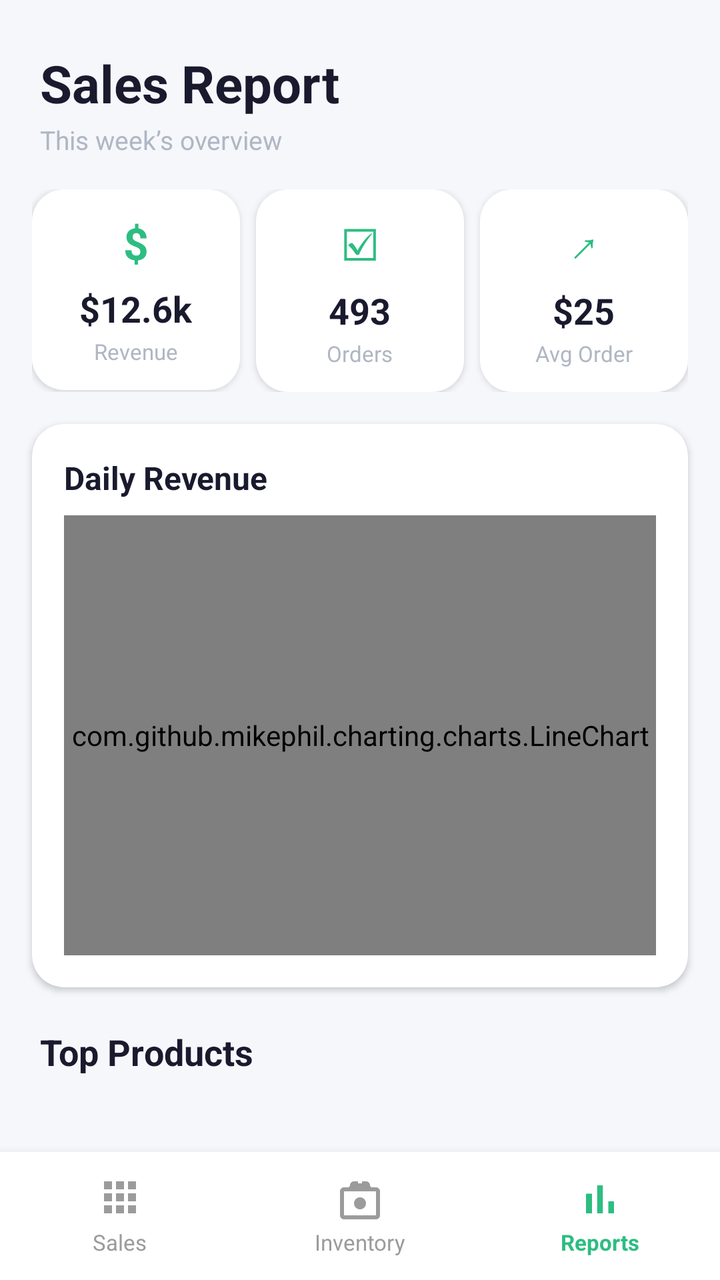
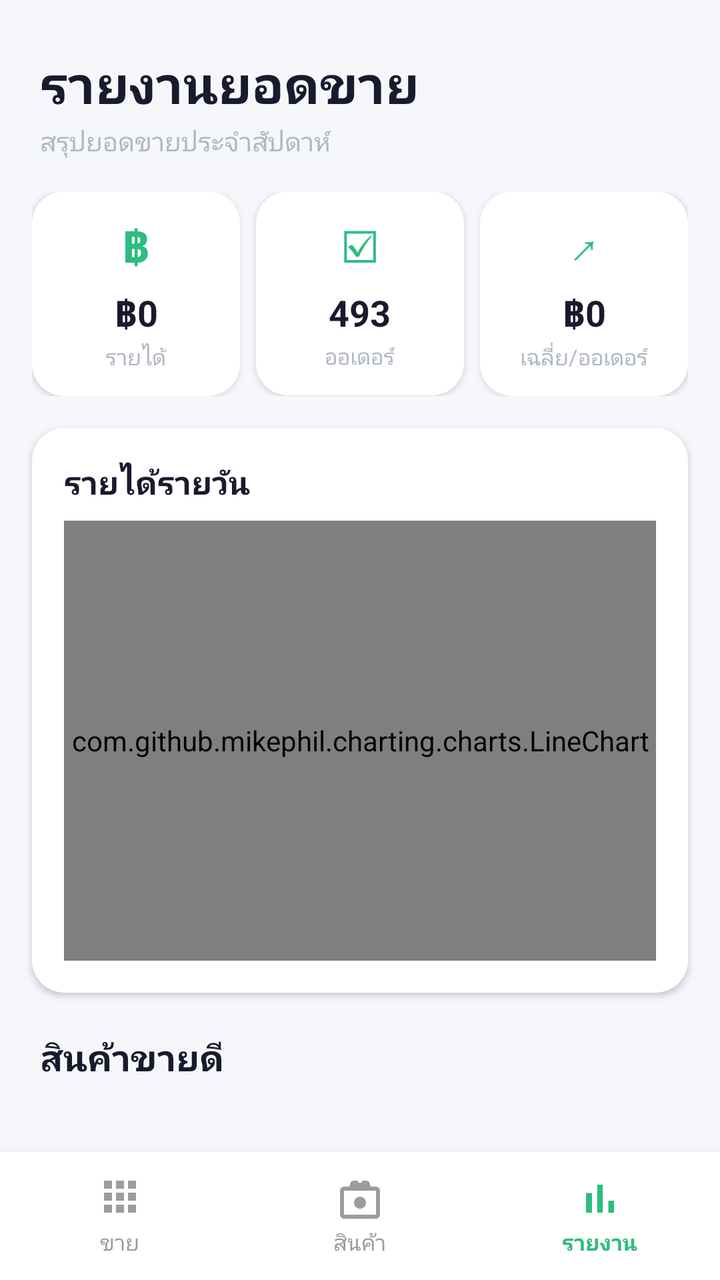

Compare the two renders of this Android layout. The source of the first and the diff that turns it into the second are given below.
<!-- AndroidManifest.xml: application theme Theme.POS -->
<!-- res/layout/fragment_reports.xml -->
<?xml version="1.0" encoding="utf-8"?>
<androidx.constraintlayout.widget.ConstraintLayout
    xmlns:android="http://schemas.android.com/apk/res/android"
    xmlns:app="http://schemas.android.com/apk/res-auto"
    android:layout_width="match_parent"
    android:layout_height="match_parent"
    android:background="@color/bg_screen">

    
    <LinearLayout
        android:id="@+id/bottomNavBar"
        android:layout_width="0dp"
        android:layout_height="64dp"
        android:background="@android:color/white"
        android:orientation="horizontal"
        android:elevation="8dp"
        app:layout_constraintBottom_toBottomOf="parent"
        app:layout_constraintEnd_toEndOf="parent"
        app:layout_constraintStart_toStartOf="parent">

        
        <LinearLayout
            android:id="@+id/tabSales"
            android:layout_width="0dp"
            android:layout_height="match_parent"
            android:layout_weight="1"
            android:gravity="center"
            android:orientation="vertical"
            android:padding="4dp"
            android:clickable="true"
            android:focusable="true">
            <FrameLayout
                android:layout_width="wrap_content"
                android:layout_height="wrap_content">
                <ImageView
                    android:layout_width="24dp"
                    android:layout_height="24dp"
                    android:src="@drawable/ic_sales"
                    app:tint="@color/text_gray" />
                <TextView
                    android:id="@+id/badgeSales"
                    android:layout_width="16dp"
                    android:layout_height="16dp"
                    android:background="@drawable/bg_circle_green"
                    android:gravity="center"
                    android:text="0"
                    android:textColor="@android:color/white"
                    android:textSize="9sp"
                    android:textStyle="bold"
                    android:layout_gravity="top|end"
                    android:layout_marginStart="12dp"
                    android:visibility="gone" />
            </FrameLayout>
            <TextView
                android:layout_width="wrap_content"
                android:layout_height="wrap_content"
                android:text="Sales"
                android:textColor="@color/text_gray"
                android:textSize="11sp"
                android:layout_marginTop="2dp" />
        </LinearLayout>

        
        <LinearLayout
            android:id="@+id/tabInventory"
            android:layout_width="0dp"
            android:layout_height="match_parent"
            android:layout_weight="1"
            android:gravity="center"
            android:orientation="vertical"
            android:padding="4dp"
            android:clickable="true"
            android:focusable="true">
            <ImageView
                android:layout_width="24dp"
                android:layout_height="24dp"
                android:src="@drawable/ic_inventory"
                app:tint="@color/text_gray" />
            <TextView
                android:layout_width="wrap_content"
                android:layout_height="wrap_content"
                android:text="Inventory"
                android:textColor="@color/text_gray"
                android:textSize="11sp"
                android:layout_marginTop="2dp" />
        </LinearLayout>

        
        <LinearLayout
            android:id="@+id/tabReports"
            android:layout_width="0dp"
            android:layout_height="match_parent"
            android:layout_weight="1"
            android:gravity="center"
            android:orientation="vertical"
            android:padding="4dp"
            android:clickable="true"
            android:focusable="true">
            <ImageView
                android:layout_width="24dp"
                android:layout_height="24dp"
                android:src="@drawable/ic_reports"
                app:tint="@color/green_primary" />
            <TextView
                android:layout_width="wrap_content"
                android:layout_height="wrap_content"
                android:text="Reports"
                android:textColor="@color/green_primary"
                android:textSize="11sp"
                android:textStyle="bold"
                android:layout_marginTop="2dp" />
        </LinearLayout>
    </LinearLayout>

    
    <androidx.core.widget.NestedScrollView
        android:layout_width="0dp"
        android:layout_height="0dp"
        app:layout_constraintTop_toTopOf="parent"
        app:layout_constraintBottom_toTopOf="@id/bottomNavBar"
        app:layout_constraintStart_toStartOf="parent"
        app:layout_constraintEnd_toEndOf="parent">

        <LinearLayout
            android:layout_width="match_parent"
            android:layout_height="wrap_content"
            android:orientation="vertical"
            android:paddingBottom="16dp">

            
            <LinearLayout
                android:layout_width="match_parent"
                android:layout_height="wrap_content"
                android:orientation="vertical"
                android:paddingStart="20dp"
                android:paddingEnd="20dp"
                android:paddingTop="24dp"
                android:paddingBottom="16dp">

                <TextView
                    android:layout_width="wrap_content"
                    android:layout_height="wrap_content"
                    android:text="Sales Report"
                    android:textColor="@color/text_title"
                    android:textSize="26sp"
                    android:textStyle="bold" />

                <TextView
                    android:layout_width="wrap_content"
                    android:layout_height="wrap_content"
                    android:text="This week&#x2019;s overview"
                    android:textColor="@color/text_subtitle"
                    android:textSize="13sp"
                    android:layout_marginTop="2dp" />
            </LinearLayout>

            
            <LinearLayout
                android:layout_width="match_parent"
                android:layout_height="wrap_content"
                android:orientation="horizontal"
                android:paddingStart="16dp"
                android:paddingEnd="16dp"
                android:paddingBottom="16dp"
                android:weightSum="3">

                
                <LinearLayout
                    android:layout_width="0dp"
                    android:layout_height="wrap_content"
                    android:layout_weight="1"
                    android:layout_marginEnd="8dp"
                    android:background="@drawable/bg_card_white"
                    android:elevation="2dp"
                    android:gravity="center"
                    android:orientation="vertical"
                    android:padding="12dp">

                    <TextView
                        android:layout_width="wrap_content"
                        android:layout_height="wrap_content"
                        android:text="$"
                        android:textColor="@color/green_primary"
                        android:textSize="22sp"
                        android:textStyle="bold" />

                    <TextView
                        android:id="@+id/tvRevenue"
                        android:layout_width="wrap_content"
                        android:layout_height="wrap_content"
                        android:text="$12.6k"
                        android:textColor="@color/text_title"
                        android:textSize="18sp"
                        android:textStyle="bold"
                        android:layout_marginTop="6dp" />

                    <TextView
                        android:layout_width="wrap_content"
                        android:layout_height="wrap_content"
                        android:text="Revenue"
                        android:textColor="@color/text_subtitle"
                        android:textSize="11sp"
                        android:layout_marginTop="2dp" />
                </LinearLayout>

                
                <LinearLayout
                    android:layout_width="0dp"
                    android:layout_height="wrap_content"
                    android:layout_weight="1"
                    android:layout_marginEnd="8dp"
                    android:background="@drawable/bg_card_white"
                    android:elevation="2dp"
                    android:gravity="center"
                    android:orientation="vertical"
                    android:padding="12dp">

                    <TextView
                        android:layout_width="wrap_content"
                        android:layout_height="wrap_content"
                        android:text="&#x2611;"
                        android:textColor="@color/green_primary"
                        android:textSize="22sp" />

                    <TextView
                        android:id="@+id/tvOrders"
                        android:layout_width="wrap_content"
                        android:layout_height="wrap_content"
                        android:text="493"
                        android:textColor="@color/text_title"
                        android:textSize="18sp"
                        android:textStyle="bold"
                        android:layout_marginTop="6dp" />

                    <TextView
                        android:layout_width="wrap_content"
                        android:layout_height="wrap_content"
                        android:text="Orders"
                        android:textColor="@color/text_subtitle"
                        android:textSize="11sp"
                        android:layout_marginTop="2dp" />
                </LinearLayout>

                
                <LinearLayout
                    android:layout_width="0dp"
                    android:layout_height="wrap_content"
                    android:layout_weight="1"
                    android:background="@drawable/bg_card_white"
                    android:elevation="2dp"
                    android:gravity="center"
                    android:orientation="vertical"
                    android:padding="12dp">

                    <TextView
                        android:layout_width="wrap_content"
                        android:layout_height="wrap_content"
                        android:text="&#x2197;"
                        android:textColor="@color/green_primary"
                        android:textSize="22sp" />

                    <TextView
                        android:id="@+id/tvAvgOrder"
                        android:layout_width="wrap_content"
                        android:layout_height="wrap_content"
                        android:text="$25"
                        android:textColor="@color/text_title"
                        android:textSize="18sp"
                        android:textStyle="bold"
                        android:layout_marginTop="6dp" />

                    <TextView
                        android:layout_width="wrap_content"
                        android:layout_height="wrap_content"
                        android:text="Avg Order"
                        android:textColor="@color/text_subtitle"
                        android:textSize="11sp"
                        android:layout_marginTop="2dp" />
                </LinearLayout>
            </LinearLayout>

            
            <androidx.cardview.widget.CardView
                android:layout_width="match_parent"
                android:layout_height="wrap_content"
                android:layout_marginStart="16dp"
                android:layout_marginEnd="16dp"
                android:layout_marginBottom="20dp"
                app:cardBackgroundColor="@android:color/white"
                app:cardCornerRadius="16dp"
                app:cardElevation="2dp">

                <LinearLayout
                    android:layout_width="match_parent"
                    android:layout_height="wrap_content"
                    android:orientation="vertical"
                    android:padding="16dp">

                    <TextView
                        android:layout_width="wrap_content"
                        android:layout_height="wrap_content"
                        android:text="Daily Revenue"
                        android:textColor="@color/text_title"
                        android:textSize="16sp"
                        android:textStyle="bold"
                        android:layout_marginBottom="8dp" />

                    <com.github.mikephil.charting.charts.LineChart
                        android:id="@+id/lineChart"
                        android:layout_width="match_parent"
                        android:layout_height="220dp" />
                </LinearLayout>
            </androidx.cardview.widget.CardView>

            
            <TextView
                android:layout_width="wrap_content"
                android:layout_height="wrap_content"
                android:paddingStart="20dp"
                android:paddingEnd="20dp"
                android:paddingBottom="12dp"
                android:text="Top Products"
                android:textColor="@color/text_title"
                android:textSize="18sp"
                android:textStyle="bold" />

            
            <androidx.recyclerview.widget.RecyclerView
                android:id="@+id/rvTopProducts"
                android:layout_width="match_parent"
                android:layout_height="wrap_content"
                android:nestedScrollingEnabled="false" />

        </LinearLayout>
    </androidx.core.widget.NestedScrollView>

</androidx.constraintlayout.widget.ConstraintLayout>
<!-- resources referenced by this layout -->
<resources>
  <color name="bg_screen">#F5F7FB</color>
  <color name="green_primary">#2DBD81</color>
  <color name="text_gray">#9B9B9B</color>
  <color name="text_subtitle">#B0B7C3</color>
  <color name="text_title">#1A1A2E</color>
  <!-- drawable bg_card_white (drawable) -->
  <?xml version="1.0" encoding="utf-8"?>
  <shape xmlns:android="http://schemas.android.com/apk/res/android"
      android:shape="rectangle">
      <solid android:color="@android:color/white" />
      <corners android:radius="16dp" />
  </shape>
  <!-- drawable bg_circle_green (drawable) -->
  <?xml version="1.0" encoding="utf-8"?>
  <shape xmlns:android="http://schemas.android.com/apk/res/android"
      android:shape="oval">
      <solid android:color="@color/green_primary" />
  </shape>
  <!-- drawable ic_inventory (drawable) -->
  <?xml version="1.0" encoding="utf-8"?>
  <vector xmlns:android="http://schemas.android.com/apk/res/android"
      android:width="24dp"
      android:height="24dp"
      android:viewportWidth="24"
      android:viewportHeight="24">
      <path
          android:fillColor="#555555"
          android:pathData="M20,6h-2.18C17.4,5.84 17,5.45 17,5c0,-1.1 -0.9,-2 -2,-2h-6c-1.1,0 -2,0.9 -2,2 0,0.45 -0.4,0.84 -0.82,1H4C2.9,6 2,6.9 2,8v12c0,1.1 0.9,2 2,2h16c1.1,0 2,-0.9 2,-2V8C22,6.9 21.1,6 20,6zM12,3h1v1h-2V3H12zM20,20H4V8h16V20zm-8,-9c-1.66,0 -3,1.34 -3,3s1.34,3 3,3 3,-1.34 3,-3 -1.34,-3 -3,-3z" />
  </vector>
  <!-- drawable ic_reports (drawable) -->
  <?xml version="1.0" encoding="utf-8"?>
  <vector xmlns:android="http://schemas.android.com/apk/res/android"
      android:width="24dp"
      android:height="24dp"
      android:viewportWidth="24"
      android:viewportHeight="24">
      <path
          android:fillColor="#555555"
          android:pathData="M5,9.2h3V19H5zM10.6,5h2.8v14h-2.8zM16.2,13H19v6h-2.8z" />
  </vector>
  <!-- drawable ic_sales (drawable) -->
  <?xml version="1.0" encoding="utf-8"?>
  <vector xmlns:android="http://schemas.android.com/apk/res/android"
      android:width="24dp"
      android:height="24dp"
      android:viewportWidth="24"
      android:viewportHeight="24">
      <path
          android:fillColor="#555555"
          android:pathData="M4,3h4v4H4V3zM10,3h4v4h-4V3zM16,3h4v4h-4V3zM4,9h4v4H4V9zM10,9h4v4h-4V9zM16,9h4v4h-4V9zM4,15h4v4H4v-4zM10,15h4v4h-4v-4zM16,15h4v4h-4v-4z" />
  </vector>
  <style name="Theme.POS" parent="Theme.MaterialComponents.DayNight.DarkActionBar">
          
          <item name="colorPrimary">@color/purple_500</item>
          <item name="colorPrimaryVariant">@color/purple_700</item>
          <item name="colorOnPrimary">@color/white</item>
          
          <item name="colorSecondary">@color/teal_200</item>
          <item name="colorSecondaryVariant">@color/teal_700</item>
          <item name="colorOnSecondary">@color/black</item>
          
          <item name="android:statusBarColor">?attr/colorPrimaryVariant</item>
          
      </style>
  <color name="purple_500">#FF6200EE</color>
  <color name="purple_700">#FF3700B3</color>
  <color name="white">#FFFFFFFF</color>
  <color name="teal_200">#FF03DAC5</color>
  <color name="teal_700">#FF018786</color>
  <color name="black">#FF000000</color>
</resources>

<!-- the commit's change to res/layout/fragment_reports.xml (unified diff, before → after) -->
@@ -54,7 +54,7 @@
             <TextView
                 android:layout_width="wrap_content"
                 android:layout_height="wrap_content"
-                android:text="Sales"
+                android:text="ขาย"
                 android:textColor="@color/text_gray"
                 android:textSize="11sp"
                 android:layout_marginTop="2dp" />
@@ -79,7 +79,7 @@
             <TextView
                 android:layout_width="wrap_content"
                 android:layout_height="wrap_content"
-                android:text="Inventory"
+                android:text="สินค้า"
                 android:textColor="@color/text_gray"
                 android:textSize="11sp"
                 android:layout_marginTop="2dp" />
@@ -104,7 +104,7 @@
             <TextView
                 android:layout_width="wrap_content"
                 android:layout_height="wrap_content"
-                android:text="Reports"
+                android:text="รายงาน"
                 android:textColor="@color/green_primary"
                 android:textSize="11sp"
                 android:textStyle="bold"
@@ -140,7 +140,7 @@
                 <TextView
                     android:layout_width="wrap_content"
                     android:layout_height="wrap_content"
-                    android:text="Sales Report"
+                    android:text="รายงานยอดขาย"
                     android:textColor="@color/text_title"
                     android:textSize="26sp"
                     android:textStyle="bold" />
@@ -148,7 +148,7 @@
                 <TextView
                     android:layout_width="wrap_content"
                     android:layout_height="wrap_content"
-                    android:text="This week&#x2019;s overview"
+                    android:text="สรุปยอดขายประจำสัปดาห์"
                     android:textColor="@color/text_subtitle"
                     android:textSize="13sp"
                     android:layout_marginTop="2dp" />
@@ -179,7 +179,7 @@
                     <TextView
                         android:layout_width="wrap_content"
                         android:layout_height="wrap_content"
-                        android:text="$"
+                        android:text="฿"
                         android:textColor="@color/green_primary"
                         android:textSize="22sp"
                         android:textStyle="bold" />
@@ -188,7 +188,7 @@
                         android:id="@+id/tvRevenue"
                         android:layout_width="wrap_content"
                         android:layout_height="wrap_content"
-                        android:text="$12.6k"
+                        android:text="฿0"
                         android:textColor="@color/text_title"
                         android:textSize="18sp"
                         android:textStyle="bold"
@@ -197,7 +197,7 @@
                     <TextView
                         android:layout_width="wrap_content"
                         android:layout_height="wrap_content"
-                        android:text="Revenue"
+                        android:text="รายได้"
                         android:textColor="@color/text_subtitle"
                         android:textSize="11sp"
                         android:layout_marginTop="2dp" />
@@ -235,7 +235,7 @@
                     <TextView
                         android:layout_width="wrap_content"
                         android:layout_height="wrap_content"
-                        android:text="Orders"
+                        android:text="ออเดอร์"
                         android:textColor="@color/text_subtitle"
                         android:textSize="11sp"
                         android:layout_marginTop="2dp" />
@@ -263,7 +263,7 @@
                         android:id="@+id/tvAvgOrder"
                         android:layout_width="wrap_content"
                         android:layout_height="wrap_content"
-                        android:text="$25"
+                        android:text="฿0"
                         android:textColor="@color/text_title"
                         android:textSize="18sp"
                         android:textStyle="bold"
@@ -272,7 +272,7 @@
                     <TextView
                         android:layout_width="wrap_content"
                         android:layout_height="wrap_content"
-                        android:text="Avg Order"
+                        android:text="เฉลี่ย/ออเดอร์"
                         android:textColor="@color/text_subtitle"
                         android:textSize="11sp"
                         android:layout_marginTop="2dp" />
@@ -299,7 +299,7 @@
                     <TextView
                         android:layout_width="wrap_content"
                         android:layout_height="wrap_content"
-                        android:text="Daily Revenue"
+                        android:text="รายได้รายวัน"
                         android:textColor="@color/text_title"
                         android:textSize="16sp"
                         android:textStyle="bold"
@@ -319,7 +319,7 @@
                 android:paddingStart="20dp"
                 android:paddingEnd="20dp"
                 android:paddingBottom="12dp"
-                android:text="Top Products"
+                android:text="สินค้าขายดี"
                 android:textColor="@color/text_title"
                 android:textSize="18sp"
                 android:textStyle="bold" />
<!-- resource entries referenced after the edit -->
@@ -51,24 +51,22 @@
           android:fillColor="#555555"
           android:pathData="M4,3h4v4H4V3zM10,3h4v4h-4V3zM16,3h4v4h-4V3zM4,9h4v4H4V9zM10,9h4v4h-4V9zM16,9h4v4h-4V9zM4,15h4v4H4v-4zM10,15h4v4h-4v-4zM16,15h4v4h-4v-4z" />
   </vector>
-  <style name="Theme.POS" parent="Theme.MaterialComponents.DayNight.DarkActionBar">
+  <style name="Theme.POS" parent="Theme.MaterialComponents.DayNight.NoActionBar">
           
-          <item name="colorPrimary">@color/purple_500</item>
-          <item name="colorPrimaryVariant">@color/purple_700</item>
+          <item name="colorPrimary">@color/green_primary</item>
+          <item name="colorPrimaryVariant">@color/green_dark</item>
           <item name="colorOnPrimary">@color/white</item>
           
-          <item name="colorSecondary">@color/teal_200</item>
-          <item name="colorSecondaryVariant">@color/teal_700</item>
-          <item name="colorOnSecondary">@color/black</item>
+          <item name="colorSecondary">@color/blue_primary</item>
+          <item name="colorSecondaryVariant">@color/blue_primary</item>
+          <item name="colorOnSecondary">@color/white</item>
           
-          <item name="android:statusBarColor">?attr/colorPrimaryVariant</item>
-          
+          <item name="android:statusBarColor">@color/green_dark</item>
+          <item name="android:windowLightStatusBar" tools:targetApi="23">false</item>
+          <item name="android:windowBackground">@color/bg_screen</item>
       </style>
-  <color name="purple_500">#FF6200EE</color>
-  <color name="purple_700">#FF3700B3</color>
+  <color name="green_dark">#1FA86E</color>
   <color name="white">#FFFFFFFF</color>
-  <color name="teal_200">#FF03DAC5</color>
-  <color name="teal_700">#FF018786</color>
-  <color name="black">#FF000000</color>
+  <color name="blue_primary">#4B85E0</color>
 </resources>
 
